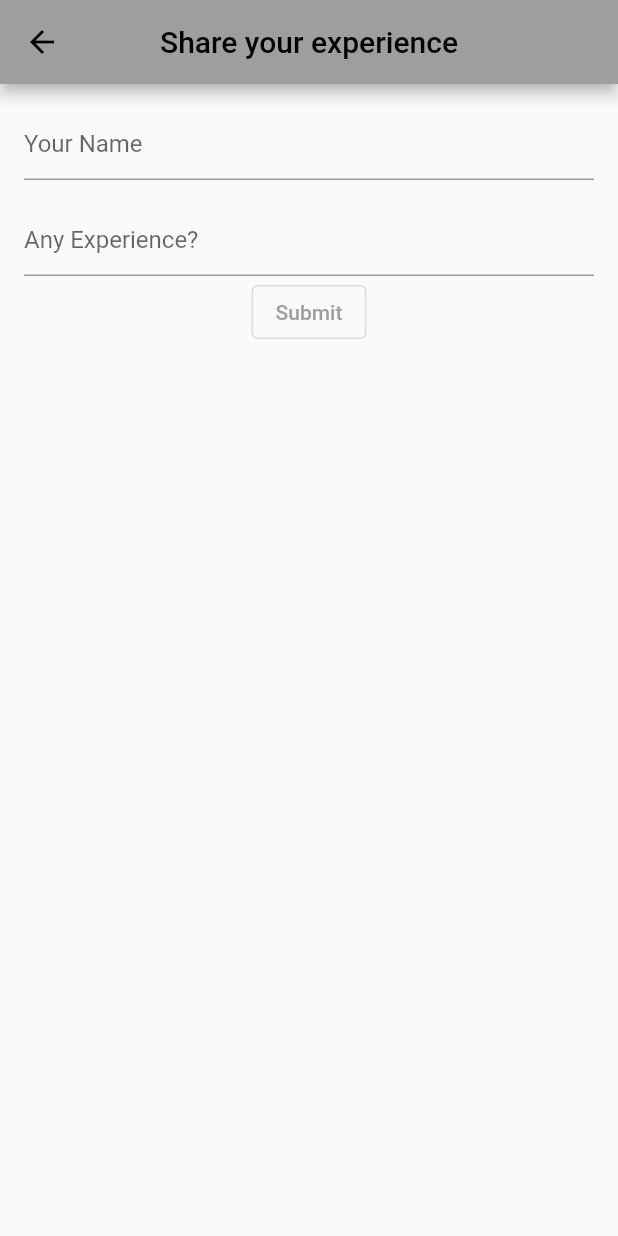
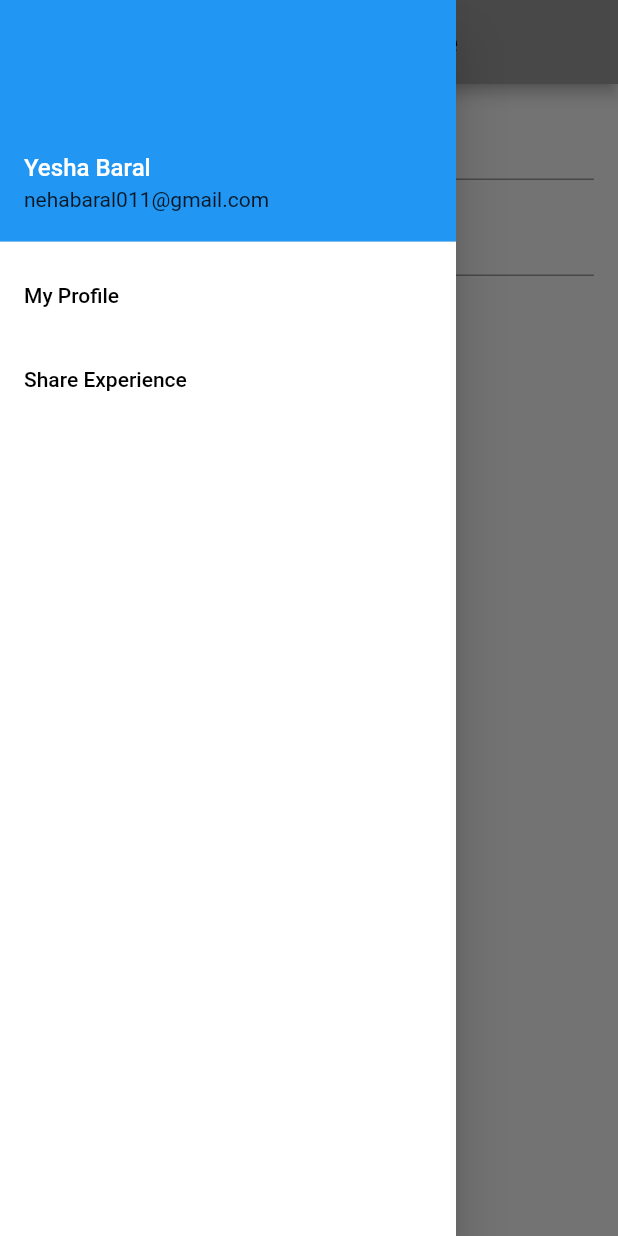
Before and after one commit to NehaBaral/FlutterPracticeNehaBio, a Flutter app: the FeedBackScreen screen opened by its route, with the side drawer open (before the commit the screen has no drawer), on a phone screen of 412 x 824 dp. Run offline on Flutter 3.47's test engine with Material 2 defaults, Android fonts, the phone set to English and light mode, and no system bars.

```diff
--- a/lib/screen/FeedBackScreen.dart
+++ b/lib/screen/FeedBackScreen.dart
@@ -1,4 +1,3 @@
-
 import 'package:flutter/material.dart';
 import 'package:url_launcher/url_launcher.dart';
 
@@ -11,7 +10,6 @@ class FeedBackScreen extends StatefulWidget {
 }
 
 class _FeedBackScreen extends State<FeedBackScreen> {
-
   @override
   Widget build(BuildContext context) {
     return Scaffold(
@@ -22,8 +20,43 @@ class _FeedBackScreen extends State<FeedBackScreen> {
           style: TextStyle(color: Colors.black),
         ),
       ),
+      drawer: Drawer(
+        backgroundColor: Colors.white,
+        child: ListView(
+          padding: EdgeInsets.zero,
+          children:  [
+            const UserAccountsDrawerHeader(
+                decoration: BoxDecoration(color: Colors.blue),
+                accountName: Text(
+                  "Yesha Baral",
+                  textAlign: TextAlign.center,
+                  style: TextStyle(fontSize: 16, color: Colors.white),
+                ),
+              accountEmail: Text("nehabaral011@gmail.com"),
+            ),
+            ListTile(
+              title: const Text(
+                "My Profile",
+                style: TextStyle(color: Colors.black),
+              ),
+              onTap: () {
+                Navigator.pushNamed(context, "/home");
+              },
+            ),
+            ListTile(
+              title: const Text(
+                "Share Experience",
+                style: TextStyle(color: Colors.black),
+              ),
+              onTap: (){
+                Navigator.pop(context);
+              },
+            )
+          ],
+        ),
+      ),
       body: Container(
-        margin: EdgeInsets.fromLTRB(16, 16, 16, 16),
+        margin: const EdgeInsets.fromLTRB(16, 16, 16, 16),
         child: Column(
           children: [
             TextFormField(
@@ -36,11 +69,8 @@ class _FeedBackScreen extends State<FeedBackScreen> {
               ),
             ),
             OutlinedButton(
-              style: ButtonStyle(
-              ),
-              onPressed: () {
-
-              },
+              style: ButtonStyle(),
+              onPressed: () {},
               child: Text("Submit"),
             )
           ],
```
